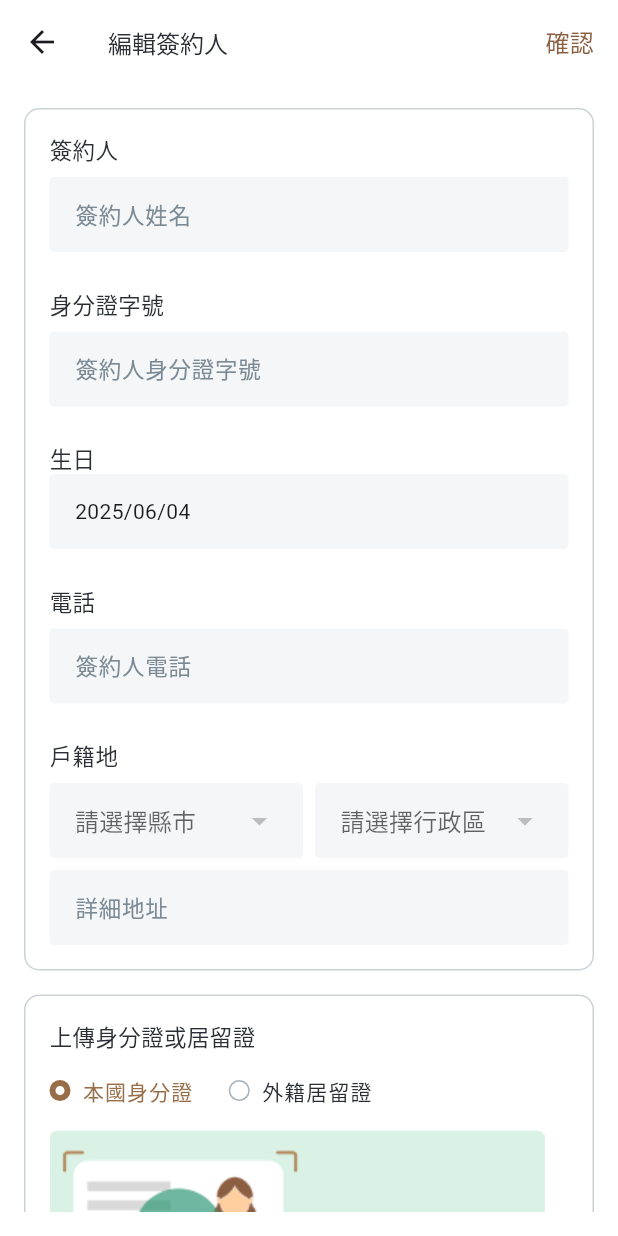
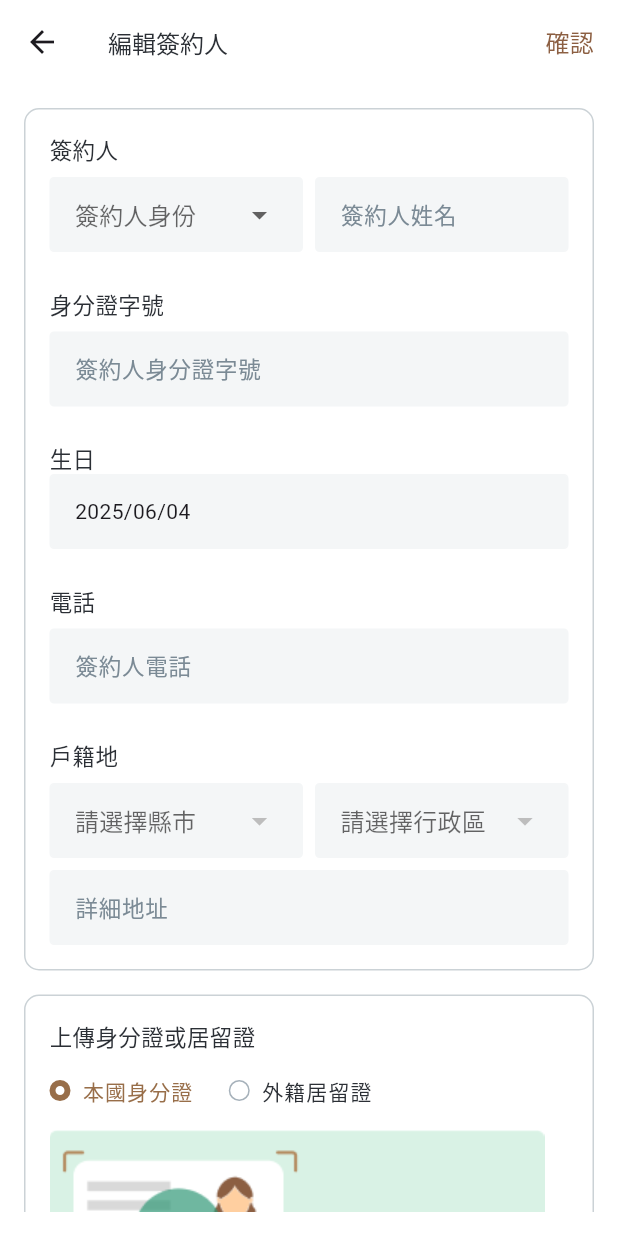
Before and after one commit to datapkt-dev/mylo-app, a Flutter app: the ContractNewCustomer screen opened directly with empty values, on a phone screen of 412 x 824 dp. Run offline on Flutter 3.47's test engine with Material 3 defaults, Android fonts, the phone set to English and light mode, and no system bars; our stand-ins replace fl_chart, flutter_riverpod, flutter_secure_storage, flutter_svg, fluttertoast, gap and 4 more; missing offline and left inert: syncfusion_flutter_pdfviewer; accounts and stored records are empty; network calls fail; Roboto replaces fonts that are missing (PingFang SC, PingFang TC); project files that could hold a hidden picture were left out.

Commit message:
[edit] 1. contract_new.dart 2. contract_new_cost.dart 3. contract_new_customer.dart 4. contract_new_step2.dart

```diff
--- a/lib/modules/contract/pages/contract_new_customer.dart
+++ b/lib/modules/contract/pages/contract_new_customer.dart
@@ -21,6 +21,8 @@ class _ContractNewCustomerState extends State<ContractNewCustomer> {
   DateTime birthday = DateTime.now();
   bool native = true;
 
+  int? selectedRole;
+  List<String> role = ['主要簽約人', '共同簽約人', '保證人',];
   final TextEditingController nameController = TextEditingController();
   final TextEditingController idController = TextEditingController();
   final TextEditingController phoneController = TextEditingController();
@@ -42,7 +44,7 @@ class _ContractNewCustomerState extends State<ContractNewCustomer> {
     apiService = ApiService(baseUrl: baseUrl);
     futureData = apiService.fetchCity();
 
-    customerData[0] = false;
+    customerData[0] = widget.dataPass['role'];
     nameController.text = widget.dataPass['name'];
     idController.text = widget.dataPass['national_id_number'];
     birthday = (widget.dataPass['date_of_birth'] == null || widget.dataPass['date_of_birth'].isEmpty)
@@ -94,7 +96,7 @@ class _ContractNewCustomerState extends State<ContractNewCustomer> {
           GestureDetector(
             onTap: () {
               if (nameController.text != '') {
-                customerData[0] = 1;
+                customerData[0] = selectedRole;
                 customerData[1] = nameController.text;
                 customerData[2] = idController.text;
                 customerData[3] = DateFormat('yyyy-MM-dd').format(birthday);
@@ -109,7 +111,6 @@ class _ContractNewCustomerState extends State<ContractNewCustomer> {
                   'https://cdn.example.com/ids/ming_front.jpg',
                   'https://cdn.example.com/ids/ming_back.jpg',
                 ];
-                print(customerData);
                 Navigator.pop(context, customerData);
               } else {
                 Fluttertoast.showToast(msg: "請檢查姓名不可為空");
@@ -146,7 +147,43 @@ class _ContractNewCustomerState extends State<ContractNewCustomer> {
                     ),
                   ),
                   const SizedBox(height: 8,),
-                  Container(
+                  Row(
+                    children: [
+                      Expanded(
+                        child: Container(
+                          padding: const EdgeInsets.symmetric(horizontal: 16, vertical: 0),
+                          decoration: ShapeDecoration(
+                            color: const Color(0xFFF4F6F7),
+                            shape: RoundedRectangleBorder(
+                              side: const BorderSide(width: 1, color: Color(0xFFF4F6F7)),
+                              borderRadius: BorderRadius.circular(3),
+                            ),
+                          ),
+                          child: DropdownButtonHideUnderline(
+                            child: DropdownButton<int>(
+                              isExpanded: true,
+                              value: selectedRole,
+                              icon: const Icon(Icons.arrow_drop_down),
+                              hint: const Text("簽約人身份"), // 當還沒選擇時的顯示
+                              // 下拉選單內容 (items)
+                              items: List.generate(role.length, (index) {
+                                return DropdownMenuItem<int>(
+                                  value: index,
+                                  child: Text(role[index]),
+                                );
+                              }),
+                              onChanged: (int? newValue) {
+                                setState(() {
+                                  selectedRole = newValue;
+                                });
+                              },
+                            ),
+                          ),
+                        ),
+                      ),
+                      const SizedBox(width: 8,),
+                      Expanded(
+                        child: Container(
                           width: double.infinity,
                           padding: const EdgeInsets.symmetric(horizontal: 16, vertical: 0),
                           decoration: ShapeDecoration(
@@ -171,6 +208,9 @@ class _ContractNewCustomerState extends State<ContractNewCustomer> {
                             ),
                             onChanged: (value) {},
                           ),
+                        ),
+                      ),
+                    ],
                   ),
                   const SizedBox(height: 24,),
                   const Text(
--- a/lib/providers/mylo_provider.dart
+++ b/lib/providers/mylo_provider.dart
@@ -11,13 +11,14 @@ final contractDataProvider = StateProvider<Map<String, dynamic>>((ref) => {
     "amount": 0,
   },
   "deposit":{
-    "deposit_months": null,      // 0 = 固定金額, 1 = 期數
+    "deposit_months": 0,      // 0 = 固定金額, 1 = 期數
     "deposit_amount": null,
   },
   // "rent": 0,
   // "deposit_months": 0,      // 0 = 固定金額, 1 = 月數
   // "deposit_amount": 0,   // 當 deposit_type = 0 時才生效
   "utility_fees": [],
+  "utility_fees_temp": [],
   // {
     // "electricity_fee": {
     //   "amount": 1500,       // 電費金額
```
Also changed, not shown: lib/modules/contract/contract_new.dart (+3 -4 lines), lib/modules/contract/pages/contract_new_cost.dart (+4 -4 lines), lib/modules/contract/widgets/contract_new_step2.dart (+157 -97 lines). Lines whose indentation alone changed are shown as unchanged.
